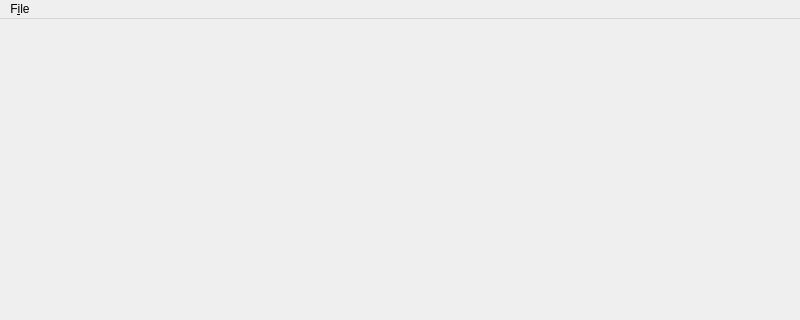
Before: the Qt Designer form src/rasperi_main_window.ui in kuumies/rasperi, drawn with Qt 5; both pictures show x 0 to 800 and y 0 to 320 of the 800 by 600 pixel window.
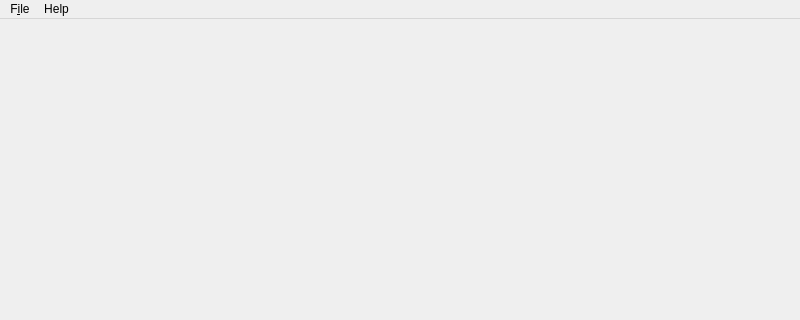
After: the same form once the commit is applied.

What changed in the file:
```diff
--- a/src/rasperi_main_window.ui
+++ b/src/rasperi_main_window.ui
@@ -33,7 +33,14 @@
     <addaction name="separator"/>
     <addaction name="actionExit"/>
    </widget>
+   <widget class="QMenu" name="menuHelp">
+    <property name="title">
+     <string>Help</string>
+    </property>
+    <addaction name="actionAbout"/>
+   </widget>
    <addaction name="menuFile"/>
+   <addaction name="menuHelp"/>
   </widget>
   <widget class="QStatusBar" name="statusbar"/>
   <action name="actionExit">
```
Left out of the diff: 25 changed lines with no effect on the pictures.
